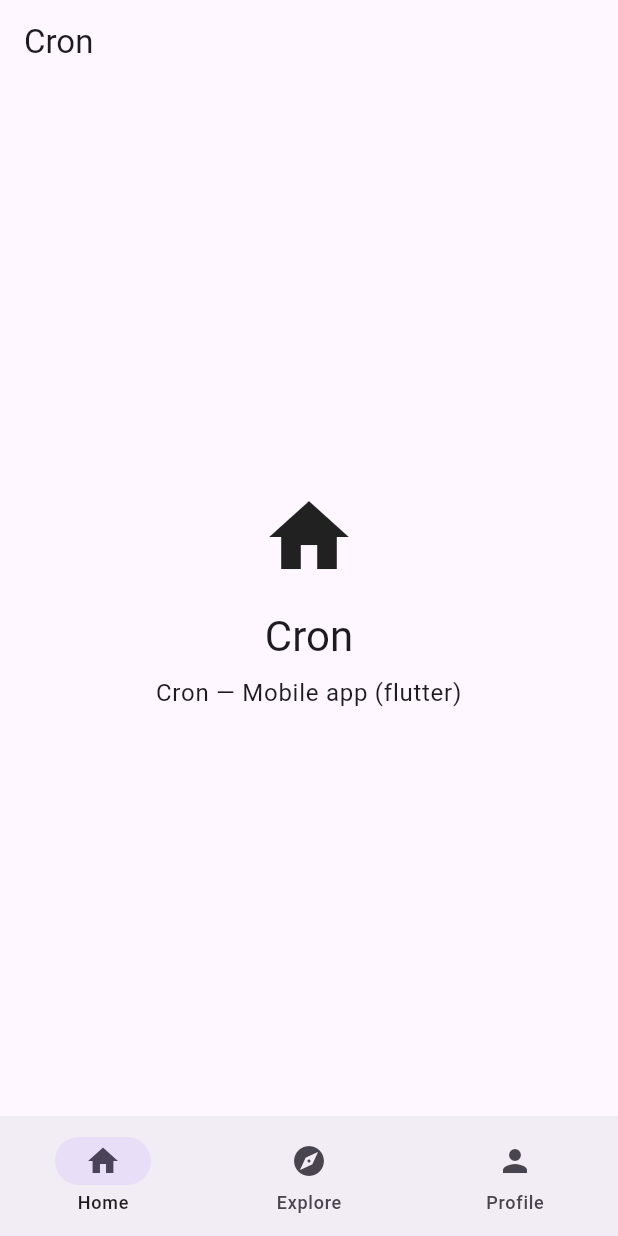
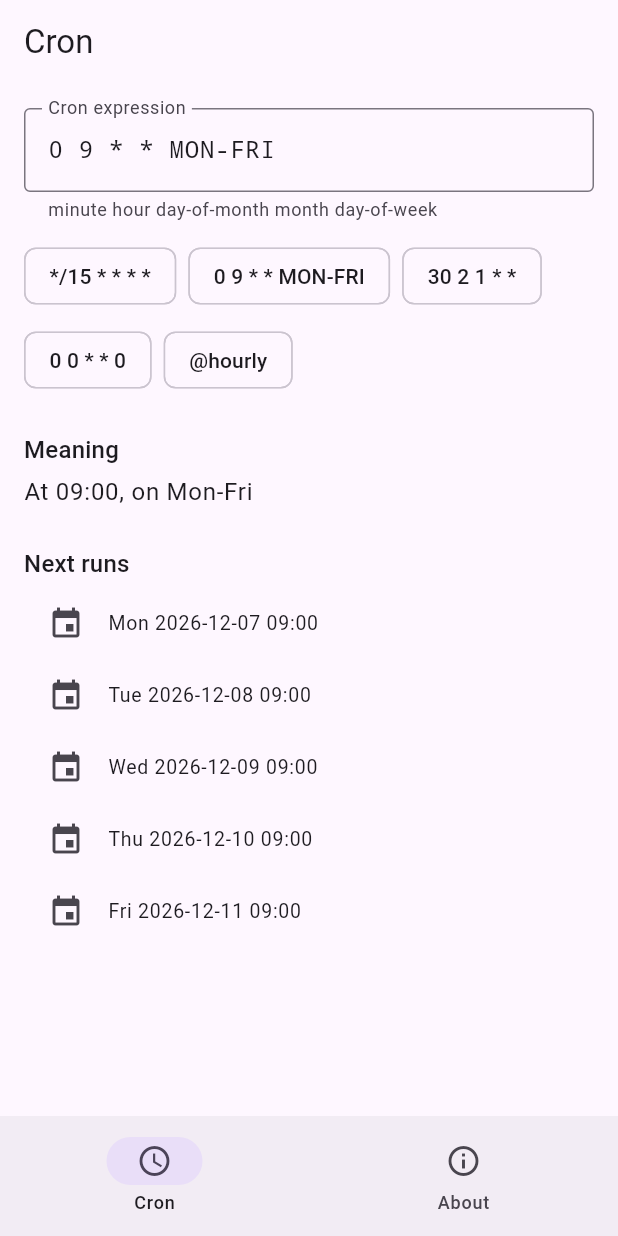
Before and after one commit to bookchaowalit-mobile/bookchaowalit-cron-mobile, a Flutter app: the screen it shows after launch, on a phone screen of 412 x 824 dp. Run offline on Flutter 3.47's test engine with Material 3 defaults, Android fonts, the phone set to English and light mode, and no system bars.

Commit message:
feat: implement cron parser, describer and next-run preview
- Replace the Expo/npm workflow (every step ended in || true) with
  Flutter CI: dart format check, flutter analyze, flutter test.
- Add pure-Dart logic in lib/logic/ with unit tests plus widget tests.
- Replace placeholder Explore/Profile tabs with an About screen.
- Drop unused go_router/flutter_riverpod; regenerate a real pubspec.lock.
- Add docs/UPGRADE-PLAN.md and align README with the code.

Co-Authored-By: Claude Opus 5.5 <noreply@anthropic.com>
Claude-Session: https://claude.ai/code/session_01CtBSFr6s9abQ3XVZsU8QQK

```diff
--- a/analysis_options.yaml
+++ b/analysis_options.yaml
@@ -1 +1,5 @@
+analyzer:
+  exclude:
+    - build/**
+    - android/**
 include: package:flutter_lints/flutter.yaml
--- /dev/null
+++ b/lib/logic/cron_expression.dart
@@ -0,0 +1,270 @@
+/// Pure-Dart parser and evaluator for standard five-field cron expressions.
+///
+/// Fields: minute (0-59), hour (0-23), day of month (1-31), month (1-12 or
+/// JAN-DEC) and day of week (0-7 or SUN-SAT, where 0 and 7 are Sunday).
+/// Each field accepts `*`, single values, ranges (`1-5`), lists (`1,3,5`) and
+/// steps (`*/15`, `0-30/10`, `5/10`). The macros `@yearly`, `@annually`,
+/// `@monthly`, `@weekly`, `@daily`, `@midnight` and `@hourly` are supported.
+library;
+
+class CronFormatException implements Exception {
+  const CronFormatException(this.message);
+
+  final String message;
+
+  @override
+  String toString() => message;
+}
+
+class _FieldSpec {
+  const _FieldSpec(this.name, this.min, this.max, [this.names = const {}]);
+
+  final String name;
+  final int min;
+  final int max;
+  final Map<String, int> names;
+}
+
+const _monthNames = {
+  'JAN': 1, 'FEB': 2, 'MAR': 3, 'APR': 4, 'MAY': 5, 'JUN': 6, //
+  'JUL': 7, 'AUG': 8, 'SEP': 9, 'OCT': 10, 'NOV': 11, 'DEC': 12,
+};
+
+const _dayNames = {
+  'SUN': 0, 'MON': 1, 'TUE': 2, 'WED': 3, 'THU': 4, 'FRI': 5, 'SAT': 6, //
+};
+
+const _specs = [
+  _FieldSpec('minute', 0, 59),
+  _FieldSpec('hour', 0, 23),
+  _FieldSpec('day of month', 1, 31),
+  _FieldSpec('month', 1, 12, _monthNames),
+  _FieldSpec('day of week', 0, 7, _dayNames),
+];
+
+const _macros = {
+  '@yearly': '0 0 1 1 *',
+  '@annually': '0 0 1 1 *',
+  '@monthly': '0 0 1 * *',
+  '@weekly': '0 0 * * 0',
+  '@daily': '0 0 * * *',
+  '@midnight': '0 0 * * *',
+  '@hourly': '0 * * * *',
+};
+
+const monthLabels = [
+  'Jan', 'Feb', 'Mar', 'Apr', 'May', 'Jun', //
+  'Jul', 'Aug', 'Sep', 'Oct', 'Nov', 'Dec',
+];
+
+const dayLabels = ['Sun', 'Mon', 'Tue', 'Wed', 'Thu', 'Fri', 'Sat'];
+
+class CronExpression {
+  CronExpression._(this.source, this._raw, this._values);
+
+  /// Parses [input]; throws [CronFormatException] when it is invalid.
+  factory CronExpression.parse(String input) {
+    final trimmed = input.trim();
+    if (trimmed.isEmpty) {
+      throw const CronFormatException('Enter a cron expression.');
+    }
+    final expanded = _macros[trimmed.toLowerCase()] ?? trimmed;
+    final parts = expanded.split(RegExp(r'\s+'));
+    if (parts.length != 5) {
+      throw CronFormatException(
+        'Expected 5 fields (minute hour day month weekday), got ${parts.length}.',
+      );
+    }
+    final values = <Set<int>>[];
+    for (var i = 0; i < 5; i++) {
+      values.add(_parseField(parts[i].toUpperCase(), _specs[i]));
+    }
+    // Day of week 7 is an alias for Sunday.
+    if (values[4].remove(7)) values[4].add(0);
+    return CronExpression._(trimmed, parts, values);
+  }
+
+  final String source;
+  final List<String> _raw;
+  final List<Set<int>> _values;
+
+  Set<int> get minutes => Set.unmodifiable(_values[0]);
+  Set<int> get hours => Set.unmodifiable(_values[1]);
+  Set<int> get daysOfMonth => Set.unmodifiable(_values[2]);
+  Set<int> get months => Set.unmodifiable(_values[3]);
+  Set<int> get daysOfWeek => Set.unmodifiable(_values[4]);
+
+  bool get _domRestricted => _raw[2] != '*';
+  bool get _dowRestricted => _raw[4] != '*';
+
+  static Set<int> _parseField(String field, _FieldSpec spec) {
+    if (field.isEmpty) {
+      throw CronFormatException('The ${spec.name} field is empty.');
+    }
+    final result = <int>{};
+    for (final part in field.split(',')) {
+      if (part.isEmpty) {
+        throw CronFormatException('Empty list item in ${spec.name}.');
+      }
+      var rangePart = part;
+      var step = 1;
+      final slash = part.indexOf('/');
+      if (slash != -1) {
+        rangePart = part.substring(0, slash);
+        final parsedStep = int.tryParse(part.substring(slash + 1));
+        if (parsedStep == null || parsedStep < 1) {
+          throw CronFormatException('Invalid step "$part" in ${spec.name}.');
+        }
+        step = parsedStep;
+      }
+      int start;
+      int end;
+      if (rangePart == '*') {
+        start = spec.min;
+        end = spec.name == 'day of week' ? 6 : spec.max;
+      } else if (rangePart.contains('-')) {
+        final bounds = rangePart.split('-');
+        if (bounds.length != 2) {
+          throw CronFormatException('Invalid range "$part" in ${spec.name}.');
+        }
+        start = _parseValue(bounds[0], spec);
+        end = _parseValue(bounds[1], spec);
+        if (start > end) {
+          throw CronFormatException(
+            'Range "$rangePart" in ${spec.name} runs backwards.',
+          );
+        }
+      } else {
+        start = _parseValue(rangePart, spec);
+        end = slash == -1 ? start : spec.max;
+      }
+      for (var v = start; v <= end; v += step) {
+        result.add(v);
+      }
+    }
+    return result;
+  }
+
+  static int _parseValue(String token, _FieldSpec spec) {
+    final named = spec.names[token];
+    final value = named ?? int.tryParse(token);
+    if (value == null) {
+      throw CronFormatException('"$token" is not valid in ${spec.name}.');
+    }
+    if (value < spec.min || value > spec.max) {
+      throw CronFormatException(
+        '${spec.name[0].toUpperCase()}${spec.name.substring(1)} must be '
+        'between ${spec.min} and ${spec.max}, got $value.',
+      );
+    }
+    return value;
+  }
+
+  bool _dayMatches(DateTime t) {
+    final dom = _values[2].contains(t.day);
+    final dow = _values[4].contains(t.weekday % 7);
+    if (_domRestricted && _dowRestricted) return dom || dow;
+    return dom && dow;
+  }
+
+  /// Whether the schedule fires at the minute containing [t].
+  bool matches(DateTime t) =>
+      _values[0].contains(t.minute) &&
+      _values[1].contains(t.hour) &&
+      _values[3].contains(t.month) &&
+      _dayMatches(t);
+
+  /// The next [count] run times strictly after [from] (minute precision).
+  ///
+  /// Returns fewer items when the schedule cannot fire within ten years
+  /// (for example `0 0 30 2 *`).
+  List<DateTime> nextRuns(DateTime from, {int count = 5}) {
+    final runs = <DateTime>[];
+    var t = DateTime(from.year, from.month, from.day, from.hour, from.minute)
+        .add(const Duration(minutes: 1));
+    final limitYear = from.year + 10;
+    while (runs.length < count && t.year <= limitYear) {
+      if (!_values[3].contains(t.month)) {
+        t = DateTime(t.year, t.month + 1);
+      } else if (!_dayMatches(t)) {
+        t = DateTime(t.year, t.month, t.day + 1);
+      } else if (!_values[1].contains(t.hour)) {
+        t = DateTime(t.year, t.month, t.day, t.hour + 1);
+      } else if (!_values[0].contains(t.minute)) {
+        t = DateTime(t.year, t.month, t.day, t.hour, t.minute + 1);
+      } else {
+        runs.add(t);
+        t = DateTime(t.year, t.month, t.day, t.hour, t.minute + 1);
+      }
+    }
+    return runs;
+  }
+
+  /// A plain-English description of the schedule.
+  String describe() {
+    final minuteRaw = _raw[0];
+    final hourRaw = _raw[1];
+    final buffer = StringBuffer();
+    final mins = _sorted(_values[0]);
+    final hrs = _sorted(_values[1]);
+    if (mins.length == 1 && hrs.length == 1) {
+      buffer.write('At ${_two(hrs.single)}:${_two(mins.single)}');
+    } else {
+      if (minuteRaw == '*') {
+        buffer.write('Every minute');
+      } else if (minuteRaw.startsWith('*/')) {
+        buffer.write('Every ${minuteRaw.substring(2)} minutes');
+      } else {
+        buffer.write('At minute ${compressRanges(mins)}');
+      }
+      if (hourRaw.startsWith('*/')) {
+        buffer.write(', every ${hourRaw.substring(2)} hours');
+      } else if (hourRaw != '*') {
+        buffer.write(', during hour ${compressRanges(hrs)}');
+      }
+    }
+    final dayParts = <String>[];
+    if (_domRestricted) {
+      dayParts
+          .add('on day ${compressRanges(_sorted(_values[2]))} of the month');
+    }
+    if (_dowRestricted) {
+      dayParts.add(
+        'on ${compressRanges(_sorted(_values[4]), (d) => dayLabels[d])}',
+      );
+    }
+    if (dayParts.isNotEmpty) buffer.write(', ${dayParts.join(' or ')}');
+    if (_raw[3] != '*') {
+      buffer.write(
+        ', in ${compressRanges(_sorted(_values[3]), (m) => monthLabels[m - 1])}',
+      );
+    }
+    return buffer.toString();
+  }
+
+  static List<int> _sorted(Set<int> values) => values.toList()..sort();
+
+  static String _two(int v) => v.toString().padLeft(2, '0');
+}
+
+/// Formats sorted integers compactly, e.g. `[1,2,3,5]` -> `1-3, 5`.
+String compressRanges(List<int> sorted, [String Function(int)? label]) {
+  final fmt = label ?? (int v) => '$v';
+  final parts = <String>[];
+  var i = 0;
+  while (i < sorted.length) {
+    var j = i;
+    while (j + 1 < sorted.length && sorted[j + 1] == sorted[j] + 1) {
+      j++;
+    }
+    if (j - i >= 2) {
+      parts.add('${fmt(sorted[i])}-${fmt(sorted[j])}');
+    } else {
+      for (var k = i; k <= j; k++) {
+        parts.add(fmt(sorted[k]));
+      }
+    }
+    i = j + 1;
+  }
+  return parts.join(', ');
+}
--- a/lib/main.dart
+++ b/lib/main.dart
@@ -1,7 +1,7 @@
 import 'package:flutter/material.dart';
+
+import 'screens/about_screen.dart';
 import 'screens/home_screen.dart';
-import 'screens/explore_screen.dart';
-import 'screens/profile_screen.dart';
 
 void main() {
   runApp(const CronApp());
@@ -14,6 +14,7 @@ class CronApp extends StatelessWidget {
   Widget build(BuildContext context) {
     return MaterialApp(
       title: 'Cron',
+      debugShowCheckedModeBanner: false,
       theme: ThemeData(
         colorSchemeSeed: Colors.deepPurple,
         useMaterial3: true,
@@ -31,25 +32,27 @@ class CronApp extends StatelessWidget {
 
 class MainShell extends StatefulWidget {
   const MainShell({super.key});
+
   @override
   State<MainShell> createState() => _MainShellState();
 }
 
 class _MainShellState extends State<MainShell> {
   int _index = 0;
-  final _pages = const [HomeScreen(), ExploreScreen(), ProfileScreen()];
 
   @override
   Widget build(BuildContext context) {
     return Scaffold(
-      body: _pages[_index],
+      body: IndexedStack(
+        index: _index,
+        children: const [HomeScreen(), AboutScreen()],
+      ),
       bottomNavigationBar: NavigationBar(
         selectedIndex: _index,
         onDestinationSelected: (i) => setState(() => _index = i),
         destinations: const [
-          NavigationDestination(icon: Icon(Icons.home), label: 'Home'),
-          NavigationDestination(icon: Icon(Icons.explore), label: 'Explore'),
-          NavigationDestination(icon: Icon(Icons.person), label: 'Profile'),
+          NavigationDestination(icon: Icon(Icons.schedule), label: 'Cron'),
+          NavigationDestination(icon: Icon(Icons.info_outline), label: 'About'),
         ],
       ),
     );
--- /dev/null
+++ b/lib/screens/about_screen.dart
@@ -0,0 +1,62 @@
+import 'package:flutter/material.dart';
+
+class AboutScreen extends StatelessWidget {
+  const AboutScreen({super.key});
+
+  @override
+  Widget build(BuildContext context) {
+    final textTheme = Theme.of(context).textTheme;
+    return Scaffold(
+      appBar: AppBar(title: const Text('About')),
+      body: ListView(
+        padding: const EdgeInsets.all(16),
+        children: [
+          Text('Cron', style: textTheme.headlineSmall),
+          const SizedBox(height: 8),
+          Text(
+              'Parse a five-field cron expression, read it in plain English and preview upcoming runs.',
+              style: textTheme.bodyLarge),
+          const SizedBox(height: 16),
+          Text('Features', style: textTheme.titleMedium),
+          const SizedBox(height: 8),
+          const _Bullet(
+              'Parses minute, hour, day-of-month, month and day-of-week fields (lists, ranges, steps, names)'),
+          const _Bullet('Plain-English description of the schedule'),
+          const _Bullet('Previews the next five run times from now'),
+          const _Bullet('Clear error messages for invalid expressions'),
+          const SizedBox(height: 16),
+          Text('Privacy', style: textTheme.titleMedium),
+          const SizedBox(height: 8),
+          const Text(
+            'Everything runs on this device. The app has no account, '
+            'analytics or network calls, and data is kept only for the '
+            'current session.',
+          ),
+          const SizedBox(height: 16),
+          Text('Made by Chaowalit Greepoke · bookchaowalit.com',
+              style: textTheme.bodySmall),
+        ],
+      ),
+    );
+  }
+}
+
+class _Bullet extends StatelessWidget {
+  const _Bullet(this.text);
+
+  final String text;
+
+  @override
+  Widget build(BuildContext context) {
+    return Padding(
+      padding: const EdgeInsets.only(bottom: 6),
+      child: Row(
+        crossAxisAlignment: CrossAxisAlignment.start,
+        children: [
+          const Text('•  '),
+          Expanded(child: Text(text)),
+        ],
+      ),
+    );
+  }
+}
--- a/lib/screens/explore_screen.dart
+++ /dev/null
@@ -1,13 +0,0 @@
-import 'package:flutter/material.dart';
-
-class ExploreScreen extends StatelessWidget {
-  const ExploreScreen({super.key});
-
-  @override
-  Widget build(BuildContext context) {
-    return Scaffold(
-      appBar: AppBar(title: const Text('Explore')),
-      body: const Center(child: Text('Explore Cron features')),
-    );
-  }
-}
--- a/lib/screens/home_screen.dart
+++ b/lib/screens/home_screen.dart
@@ -1,26 +1,108 @@
 import 'package:flutter/material.dart';
 
-class HomeScreen extends StatelessWidget {
-  const HomeScreen({super.key});
+import '../logic/cron_expression.dart';
+
+class HomeScreen extends StatefulWidget {
+  const HomeScreen({super.key, this.clock});
+
+  /// Injectable clock so tests get deterministic "next run" output.
+  final DateTime Function()? clock;
+
+  @override
+  State<HomeScreen> createState() => _HomeScreenState();
+}
+
+class _HomeScreenState extends State<HomeScreen> {
+  static const _examples = [
+    '*/15 * * * *',
+    '0 9 * * MON-FRI',
+    '30 2 1 * *',
+    '0 0 * * 0',
+    '@hourly',
+  ];
+
+  final _controller = TextEditingController(text: '0 9 * * MON-FRI');
+
+  @override
+  void dispose() {
+    _controller.dispose();
+    super.dispose();
+  }
 
   @override
   Widget build(BuildContext context) {
+    final now = (widget.clock ?? DateTime.now)();
+    CronExpression? expression;
+    String? error;
+    try {
+      expression = CronExpression.parse(_controller.text);
+    } on CronFormatException catch (e) {
+      error = e.message;
+    }
+    final textTheme = Theme.of(context).textTheme;
+    final runs = expression?.nextRuns(now) ?? const <DateTime>[];
+
     return Scaffold(
       appBar: AppBar(title: const Text('Cron')),
-      body: Center(
-        child: Column(
-          mainAxisAlignment: MainAxisAlignment.center,
-          children: [
-            const Icon(Icons.home, size: 64),
-            const SizedBox(height: 16),
-            Text('Cron', style: Theme.of(context).textTheme.headlineMedium),
-            const SizedBox(height: 8),
-            Text('Cron — Mobile app (flutter)',
-                style: Theme.of(context).textTheme.bodyLarge,
-                textAlign: TextAlign.center),
+      body: ListView(
+        padding: const EdgeInsets.all(16),
+        children: [
+          TextField(
+            key: const Key('cron-input'),
+            controller: _controller,
+            autocorrect: false,
+            style: const TextStyle(fontFamily: 'monospace'),
+            decoration: InputDecoration(
+              labelText: 'Cron expression',
+              helperText: 'minute hour day-of-month month day-of-week',
+              errorText: error,
+              border: const OutlineInputBorder(),
+            ),
+            onChanged: (_) => setState(() {}),
+          ),
+          const SizedBox(height: 12),
+          Wrap(
+            spacing: 8,
+            runSpacing: 8,
+            children: [
+              for (final example in _examples)
+                ActionChip(
+                  label: Text(example),
+                  onPressed: () => setState(() => _controller.text = example),
+                ),
+            ],
+          ),
+          if (expression != null) ...[
+            const SizedBox(height: 24),
+            Text('Meaning', style: textTheme.titleMedium),
+            const SizedBox(height: 4),
+            Text(
+              expression.describe(),
+              key: const Key('cron-description'),
+              style: textTheme.bodyLarge,
+            ),
+            const SizedBox(height: 24),
+            Text('Next runs', style: textTheme.titleMedium),
+            const SizedBox(height: 4),
+            if (runs.isEmpty)
+              const Text('This schedule never fires in the next ten years.')
+            else
+              for (final run in runs)
+                ListTile(
+                  dense: true,
+                  leading: const Icon(Icons.event),
+                  title: Text(_format(run)),
+                ),
           ],
-        ),
+        ],
       ),
     );
   }
+
+  static String _format(DateTime t) {
+    String two(int v) => v.toString().padLeft(2, '0');
+    final day = dayLabels[t.weekday % 7];
+    return '$day ${t.year}-${two(t.month)}-${two(t.day)} '
+        '${two(t.hour)}:${two(t.minute)}';
+  }
 }
--- a/lib/screens/profile_screen.dart
+++ /dev/null
@@ -1,24 +0,0 @@
-import 'package:flutter/material.dart';
-
-class ProfileScreen extends StatelessWidget {
-  const ProfileScreen({super.key});
-
-  @override
-  Widget build(BuildContext context) {
-    return Scaffold(
-      appBar: AppBar(title: const Text('Profile')),
-      body: const Center(
-        child: Column(
-          mainAxisAlignment: MainAxisAlignment.center,
-          children: [
-            Icon(Icons.person, size: 64),
-            SizedBox(height: 16),
-            Text('Chaowalit Greepoke', style: TextStyle(fontSize: 20, fontWeight: FontWeight.bold)),
-            SizedBox(height: 8),
-            Text('bookchaowalit.com'),
-          ],
-        ),
-      ),
-    );
-  }
-}
--- a/pubspec.yaml
+++ b/pubspec.yaml
@@ -1,5 +1,5 @@
 name: cron
-description: "Cron — Mobile app (flutter)"
+description: "Parse a five-field cron expression, read it in plain English and preview upcoming runs."
 publish_to: "none"
 version: 1.0.0+1
 
@@ -10,8 +10,6 @@ dependencies:
   flutter:
     sdk: flutter
   cupertino_icons: ^1.0.8
-  go_router: ^14.2.0
-  flutter_riverpod: ^2.5.1
 
 dev_dependencies:
   flutter_test:
```
Also changed, not shown: pubspec.lock, 5 other files.
